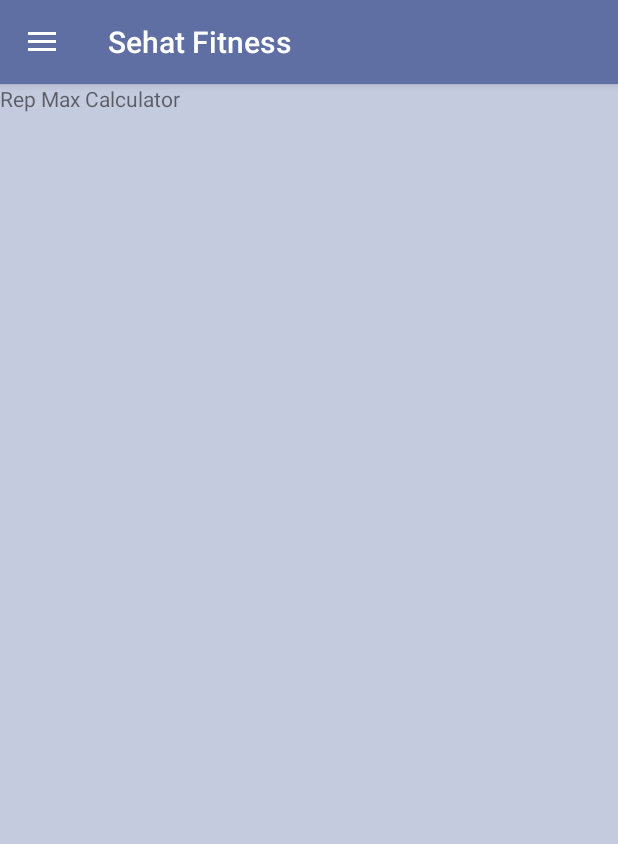
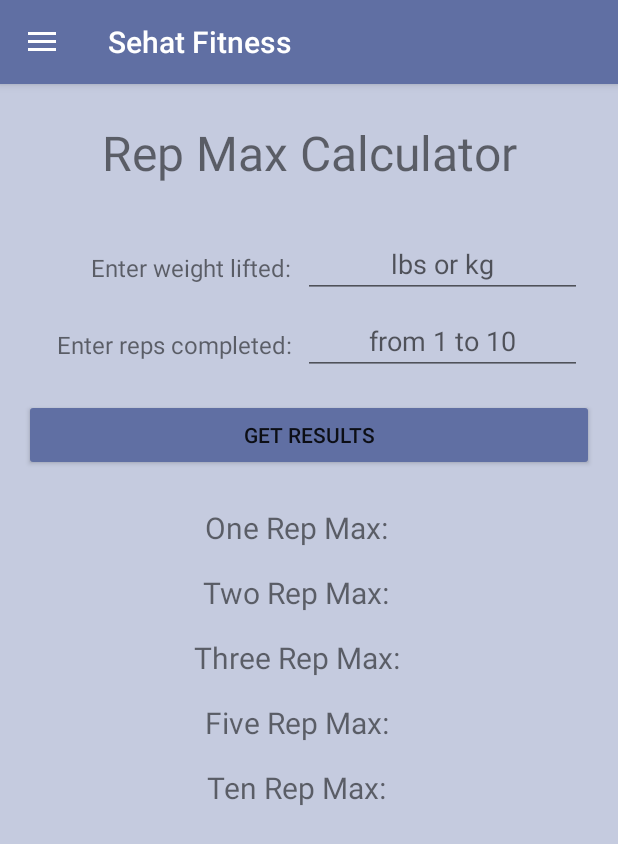
Before and after one commit to rmoli082/FitnessApp, an Android app: the fragment OneRepMaxFragment placed in its activity, on a phone screen of 412 x 824 dp. Shown: the top 844 px of the screen. Run offline under Robolectric (Android 15) with nearby library versions, the phone set to English and light mode, and no system bars.

Commit message:
Added RepMax Calc functionality

```diff
--- a/app/src/main/java/com/morashstudios/fitnessapp/OneRepMaxFragment.java
+++ b/app/src/main/java/com/morashstudios/fitnessapp/OneRepMaxFragment.java
@@ -4,15 +4,27 @@ import android.os.Bundle;
 
 import androidx.fragment.app.Fragment;
 
+import android.text.TextUtils;
+import android.util.Log;
 import android.view.LayoutInflater;
 import android.view.View;
 import android.view.ViewGroup;
+import android.widget.Button;
+import android.widget.EditText;
+import android.widget.TextView;
+import android.widget.Toast;
+
+import java.text.DecimalFormat;
 
 
 /**
  * A simple {@link Fragment} subclass.
  */
 public class OneRepMaxFragment extends Fragment {
+
+    private float mWeight;
+    private int mReps;
+    private float mOneRM;
 
 
     public OneRepMaxFragment() {
@@ -26,6 +38,36 @@ public class OneRepMaxFragment extends Fragment {
         // Inflate the layout for this fragment
         View view = inflater.inflate(R.layout.fragment_one_rep_max, container, false);
 
+        EditText weightEntry = view.findViewById(R.id.repmax_weight_entry);
+        EditText repEntry = view.findViewById(R.id.repmax_reps_entry);
+        Button getRepMax = view.findViewById(R.id.onerm_results_button);
+        TextView oneRMresult = view.findViewById(R.id.repmax_onerm);
+        TextView twoRMresult = view.findViewById(R.id.repmax_tworm);
+        TextView threeRMresult = view.findViewById(R.id.repmax_threerm);
+        TextView fiveRMresult = view.findViewById(R.id.repmax_fiverm);
+        TextView tenRMresult = view.findViewById(R.id.repmax_tenrm);
+
+        getRepMax.setOnClickListener(new View.OnClickListener() {
+            @Override
+            public void onClick(View v) {
+                if (TextUtils.isEmpty(weightEntry.getText()) || TextUtils.isEmpty(repEntry.getText()) ||
+                Integer.parseInt(String.valueOf(repEntry.getText())) == 0) {
+                    Toast.makeText(getContext(), "Please enter weight and reps lifted to continue",
+                            Toast.LENGTH_LONG).show();
+                    return;
+                }
+                DecimalFormat df = new DecimalFormat("0");
+                mWeight = Float.parseFloat(String.valueOf(weightEntry.getText()));
+                mReps = Integer.parseInt(String.valueOf(repEntry.getText()));
+                mOneRM = mWeight * (1 + (mReps/30.0f));
+                oneRMresult.setText(df.format(mOneRM));
+                twoRMresult.setText(df.format(mOneRM * 0.95f));
+                threeRMresult.setText(df.format(mOneRM * 0.9f));
+                fiveRMresult.setText(df.format(mOneRM * 0.86f));
+                tenRMresult.setText(df.format(mOneRM * 0.75f));
+            }
+        });
+
         return view;
     }
 }
--- a/app/src/main/res/layout/fragment_one_rep_max.xml
+++ b/app/src/main/res/layout/fragment_one_rep_max.xml
@@ -8,12 +8,127 @@
 
     <LinearLayout
         android:layout_width="match_parent"
-        android:layout_height="wrap_content">
+        android:layout_height="wrap_content"
+        android:orientation="vertical">
 
         <TextView
+            style="@style/TitleText"
+            android:text="@string/repmax_calc" />
+
+        <LinearLayout
             android:layout_width="match_parent"
-            android:layout_height="match_parent"
-            android:text="Rep Max Calculator" />
+            android:layout_height="wrap_content">
+
+            <TextView
+                style="@style/HeaderText"
+                android:text="@string/repmax_weight"/>
+
+            <EditText
+                style="@style/EntryText"
+                android:id="@+id/repmax_weight_entry"
+                android:hint="@string/lb_or_kg"
+                android:inputType="numberDecimal"/>
+
+        </LinearLayout>
+
+        <LinearLayout
+            android:layout_width="match_parent"
+            android:layout_height="wrap_content">
+
+            <TextView
+                style="@style/HeaderText"
+                android:text="@string/repmax_reps"/>
+
+            <EditText
+                style="@style/EntryText"
+                android:id="@+id/repmax_reps_entry"
+                android:hint="@string/one_to_ten"
+                android:inputType="number"/>
+
+        </LinearLayout>
+
+        <Button
+            android:id="@+id/onerm_results_button"
+            android:layout_width="match_parent"
+            android:layout_height="wrap_content"
+            android:layout_margin="16dp"
+            android:text="@string/get_results"/>
+
+        <LinearLayout
+            android:layout_width="match_parent"
+            android:layout_height="wrap_content"
+            android:gravity="center_horizontal">
+
+            <TextView
+                style="@style/ResultsHeader"
+                android:text="@string/repmax_1rm"/>
+
+            <TextView
+                android:id="@+id/repmax_onerm"
+                style="@style/ResultsText" />
+
+        </LinearLayout>
+
+        <LinearLayout
+            android:layout_width="match_parent"
+            android:layout_height="wrap_content"
+            android:gravity="center_horizontal">
+
+            <TextView
+                style="@style/ResultsHeader"
+                android:text="@string/repmax_2rm"/>
+
+            <TextView
+                android:id="@+id/repmax_tworm"
+                style="@style/ResultsText" />
+
+        </LinearLayout>
+
+        <LinearLayout
+            android:layout_width="match_parent"
+            android:layout_height="wrap_content"
+            android:gravity="center_horizontal">
+
+            <TextView
+                style="@style/ResultsHeader"
+                android:text="@string/repmax_3rm"/>
+
+            <TextView
+                android:id="@+id/repmax_threerm"
+                style="@style/ResultsText" />
+
+        </LinearLayout>
+
+        <LinearLayout
+            android:layout_width="match_parent"
+            android:layout_height="wrap_content"
+            android:gravity="center_horizontal">
+
+            <TextView
+                style="@style/ResultsHeader"
+                android:text="@string/repmax_5rm"/>
+
+            <TextView
+                android:id="@+id/repmax_fiverm"
+                style="@style/ResultsText" />
+
+        </LinearLayout>
+
+        <LinearLayout
+            android:layout_width="match_parent"
+            android:layout_height="wrap_content"
+            android:gravity="center_horizontal">
+
+            <TextView
+                style="@style/ResultsHeader"
+                android:text="@string/repmax_10rm"/>
+
+            <TextView
+                android:id="@+id/repmax_tenrm"
+                style="@style/ResultsText" />
+
+        </LinearLayout>
+
 
     </LinearLayout>
 
--- a/app/src/main/res/values/strings.xml
+++ b/app/src/main/res/values/strings.xml
@@ -82,4 +82,13 @@
     <string name="percent_chart_female">Athletes\t\t\t\t14-21%\nFitness\t\t\t\t\t21-25%\nAverage\t\t\t\t25-32%\nObese\t\t\t\t\t\t32%+\n\n</string>
     <string name="bmi_chart">Underweight\t\t\t\t\t&lt; 18.5\nNormal weight\t\t\t18.5-24.9\nOverweight\t\t\t\t\t\t\t25-29.9\nObese\t\t\t\t\t\t\t\t\t\t\t\t\t\t&gt; 30</string>
     <string name="repmax_calc">Rep Max Calculator</string>
+    <string name="repmax_weight">Enter weight lifted:</string>
+    <string name="repmax_reps">Enter reps completed:</string>
+    <string name="lb_or_kg">lbs or kg</string>
+    <string name="one_to_ten">from 1 to 10</string>
+    <string name="repmax_1rm">One Rep Max:</string>
+    <string name="repmax_2rm">Two Rep Max:</string>
+    <string name="repmax_3rm">Three Rep Max:</string>
+    <string name="repmax_5rm">Five Rep Max:</string>
+    <string name="repmax_10rm">Ten Rep Max:</string>
 </resources>
```
